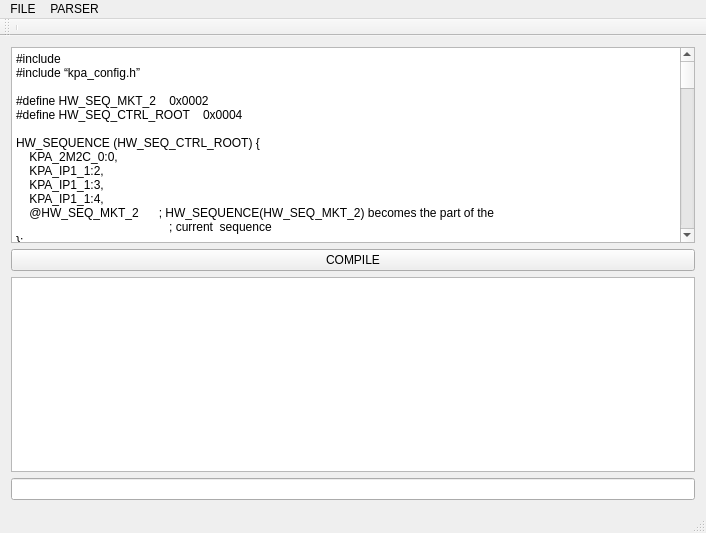
The window that mainwindow.ui (fsvymk/newclass) describes before a commit, drawn with Qt 5.
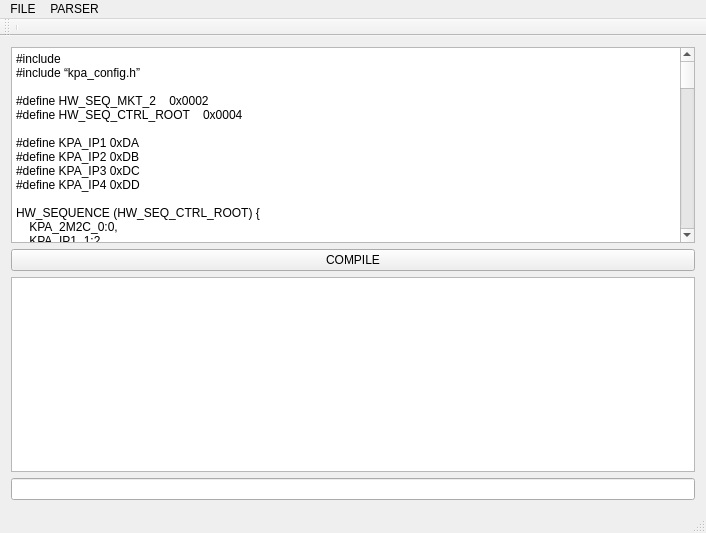
The same window after the commit.

The edit to the form file:
```diff
--- a/mainwindow.ui
+++ b/mainwindow.ui
@@ -32,7 +32,12 @@
 #include “kpa_config.h”				
 				
 #define HW_SEQ_MKT_2    0x0002				
-#define HW_SEQ_CTRL_ROOT    0x0004				
+#define HW_SEQ_CTRL_ROOT    0x0004	
+
+#define KPA_IP1 0xDA
+#define KPA_IP2 0xDB
+#define KPA_IP3 0xDC
+#define KPA_IP4 0xDD
 				
 HW_SEQUENCE (HW_SEQ_CTRL_ROOT) {				
     KPA_2M2C_0:0, 				
```
